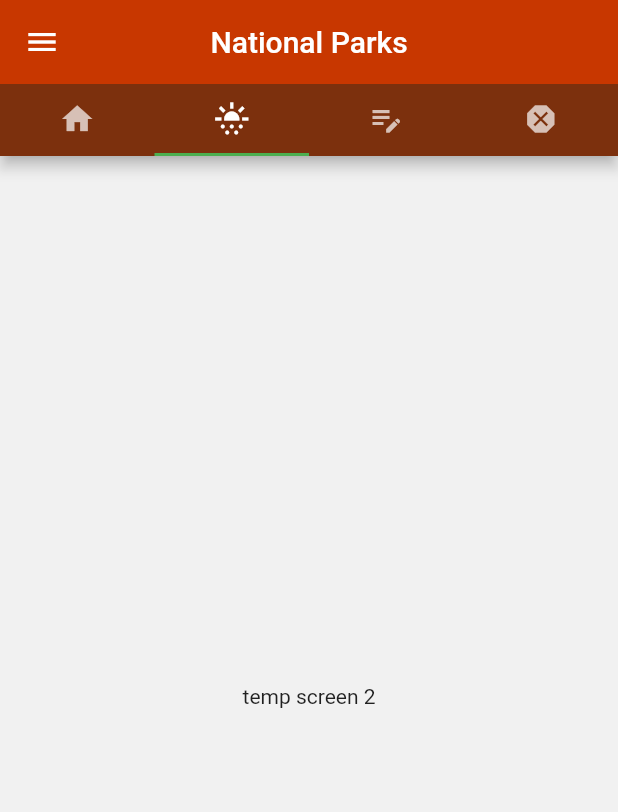
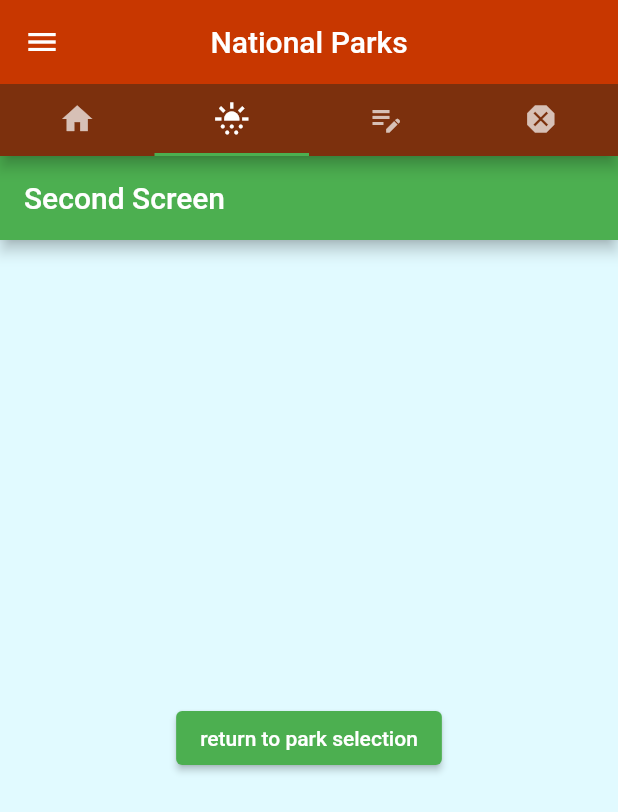
Before and after one commit to 8Gates/outline_app, a Flutter app: the screen it shows after launch, tab 2 chosen, on a phone screen of 412 x 824 dp. Shown: the top 812 px of the screen. Run offline on Flutter 3.47's test engine with Material 2 defaults, Android fonts, the phone set to English and light mode, and no system bars; Roboto replaces fonts that are missing (Road_Rage).

Commit message:
added unused routes, park jpgs, card navigation w/tab controller, buttons for screens

```diff
--- a/lib/main_tab_controller.dart
+++ b/lib/main_tab_controller.dart
@@ -1,7 +1,9 @@
 import 'package:flutter/material.dart';
+import 'package:outline_app/screens/screen2.dart';
+import 'package:outline_app/screens/screen3.dart';
 
 import 'main_drawer.dart';
-import 'radio buttons/list_tile_park.dart';
+import 'list_tiles/list_tile_park.dart';
 
 class MainTabController extends StatefulWidget {
   static const tabs = [
@@ -23,8 +25,8 @@ class _MainTabControllerState extends State<MainTabController> {
 
   final screens = [
     const Align(alignment: Alignment.center, child: ListTilePark()),
-    const Align(alignment: Alignment.center, child: Text('temp screen 2')),
-    const Align(alignment: Alignment.center, child: Text('temp screen 3')),
+    const SecondScreen(),
+    const ThirdScreen(),
     const Align(alignment: Alignment.center, child: Text('temp screen 4')),
   ];
 
--- a/lib/outline_app.dart
+++ b/lib/outline_app.dart
@@ -1,4 +1,6 @@
 import 'package:flutter/material.dart';
+import 'package:outline_app/screens/screen2.dart';
+import 'package:outline_app/screens/screen3.dart';
 
 import 'main_tab_controller.dart';
 
@@ -13,6 +15,10 @@ class OutlineApp extends StatelessWidget {
           primarySwatch: Colors.green,
           scaffoldBackgroundColor: const Color.fromARGB(255, 225, 250, 255)),
       home: MainTabController(),
+      routes: {
+        SecondScreen.routeName: (context) => const SecondScreen(),
+        ThirdScreen.routeName: (context) => const ThirdScreen(),
+      }
     );
   }
 }
--- a/lib/screens/screen3.dart
+++ b/lib/screens/screen3.dart
@@ -0,0 +1,24 @@
+import 'package:flutter/material.dart';
+
+class SecondScreen extends StatelessWidget {
+  const SecondScreen({super.key});
+  static const routeName = 'screen2';
+
+  @override
+  Widget build(BuildContext context) {
+    return Scaffold(
+      appBar: AppBar(
+        title: const Text('Second Screen'),
+      ),
+      body: Center(
+        child: ElevatedButton(
+          onPressed: () {
+            // Navigate back to first screen when tapped.
+            DefaultTabController.of(context)!.animateTo(0);
+          },
+          child: const Text('return to park selection'),
+        ),
+      ),
+    );
+  }
+}
```
Also changed, not shown: lib/list_tiles/list_tile_park.dart (+28 -19 lines), lib/screens/screen1.dart (deleted, +0 -13 lines), lib/screens/screen2.dart (+24 -0 lines), assets/images/rainier.jpg (added), assets/images/yellowstone.jpg (added), assets/images/yosemite.jpg (added), lib/screens/screen4.dart (deleted).
